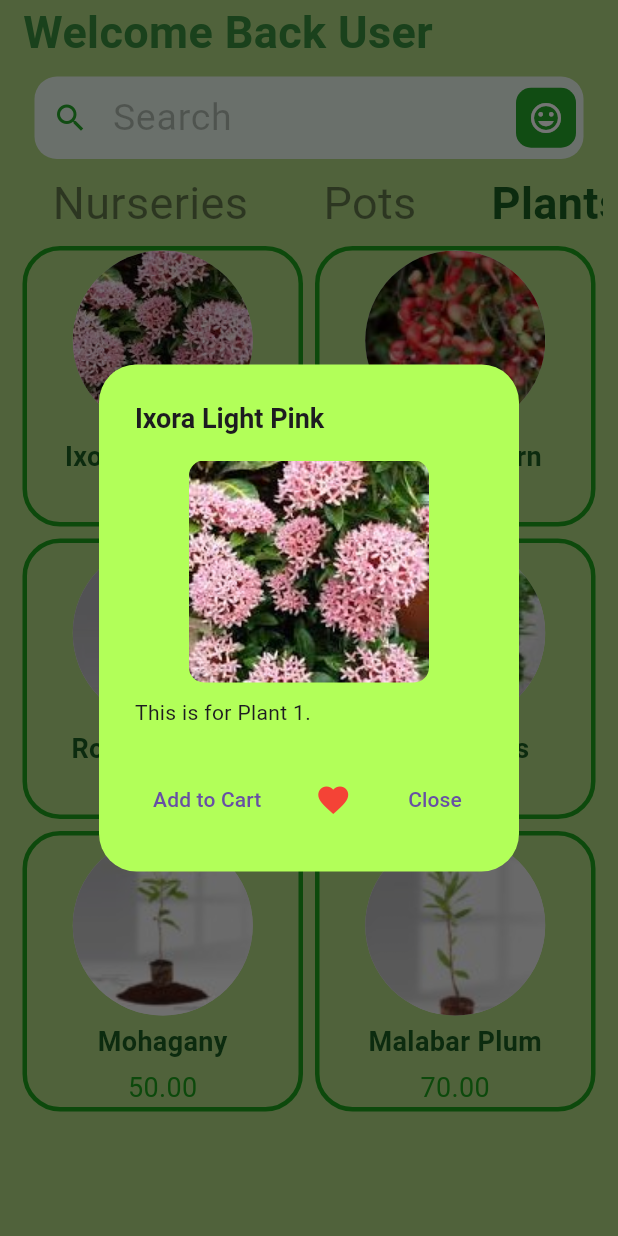
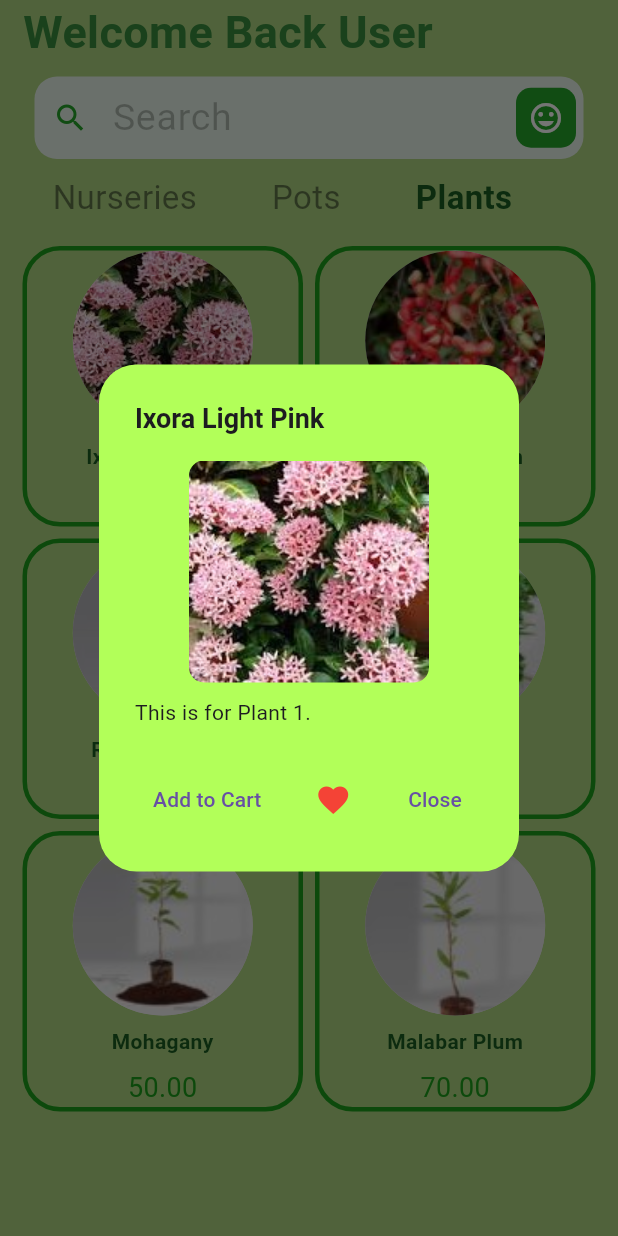
Before and after one commit to Aakash10032005/GreenyBee, a Flutter app: the HomePage screen opened directly, after a tap on "Pots", after a tap on "Plants", after a tap on "Ixora Light Pink", on a phone screen of 412 x 824 dp. Run offline on Flutter 3.47's test engine with Material 3 defaults, Android fonts, the phone set to English and light mode, and no system bars.

Commit message:
GreenyBee App final edit

```diff
--- a/lib/models/category_selection.dart
+++ b/lib/models/category_selection.dart
@@ -48,7 +48,7 @@ class _CategorySelectionState extends State<CategorySelection> {
                   child: Text(
                     categories[index],
                     style: TextStyle(
-                      fontSize: 30,
+                      fontSize: 22,
                       color: indexCategory == index
                           ? titletextcolour
                           : Colors.black45,
@@ -196,6 +196,8 @@ class _CategorySelectionState extends State<CategorySelection> {
             ),
             itemCount: pots.length,
             itemBuilder: (context, index) {
+              bool isFilled = pots[index].name == "Ganesha Face Clay Pot"; // Check pot name
+
               return GestureDetector(
                 onTap: () {
                   showDialog(
@@ -253,12 +255,12 @@ class _CategorySelectionState extends State<CategorySelection> {
                               IconButton(
                                 onPressed: () {
                                   setState(() {
-                                    isFilled = !isFilled;
+                                    // No need to update state here, isFilled is based on pot name
                                   });
                                 },
                                 icon: Icon(
-                                  isFilled ? Icons.favorite_border_outlined : Icons.favorite,
-                                  color: isFilled ? Colors.grey : Colors.red,
+                                  isFilled ? Icons.favorite : Icons.favorite_border_outlined,
+                                  color: isFilled ? Colors.red : Colors.grey,
                                 ),
                               ),
                               TextButton(
@@ -298,7 +300,7 @@ class _CategorySelectionState extends State<CategorySelection> {
                             pots[index].name,
                             textAlign: TextAlign.center,
                             style: TextStyle(
-                              fontSize: 18,
+                              fontSize: 14,
                               color: titletextcolour,
                               fontWeight: FontWeight.bold,
                             ),
@@ -334,6 +336,13 @@ class _CategorySelectionState extends State<CategorySelection> {
             ),
             itemCount: plants.length,
             itemBuilder: (context, index) {
+              // Check plant name for conditional filling of heart button
+              bool isFilled = [
+                "Ganesha Face Clay Pot",
+                "Ixora Light Pink",
+                "Madras Thorn"
+              ].contains(plants[index].name);
+
               return GestureDetector(
                 onTap: () {
                   showDialog(
@@ -391,12 +400,12 @@ class _CategorySelectionState extends State<CategorySelection> {
                               IconButton(
                                 onPressed: () {
                                   setState(() {
-                                    isFilled = !isFilled;
+                                    // No need to update state here, isFilled is based on plant name
                                   });
                                 },
                                 icon: Icon(
-                                  isFilled ? Icons.favorite_border_outlined : Icons.favorite,
-                                  color: isFilled ? Colors.grey : Colors.red,
+                                  isFilled ? Icons.favorite : Icons.favorite_border_outlined,
+                                  color: isFilled ? Colors.red : Colors.grey,
                                 ),
                               ),
                               TextButton(
@@ -436,7 +445,7 @@ class _CategorySelectionState extends State<CategorySelection> {
                             plants[index].name,
                             textAlign: TextAlign.center,
                             style: TextStyle(
-                              fontSize: 18,
+                              fontSize: 14,
                               color: titletextcolour,
                               fontWeight: FontWeight.bold,
                             ),
--- a/lib/screens/profile_screen.dart
+++ b/lib/screens/profile_screen.dart
@@ -77,6 +77,7 @@ class ProfilePage extends StatelessWidget {
               title: Text('Logout'),
               onTap: () {
                 // Handle logout action
+                Navigator.pushReplacementNamed(context, '/'); // Navigate to the root route (likely LoginPage)
               },
             ),
           ],
```
Also changed, not shown: lib/screens/cart_screen.dart (+23 -16 lines).
